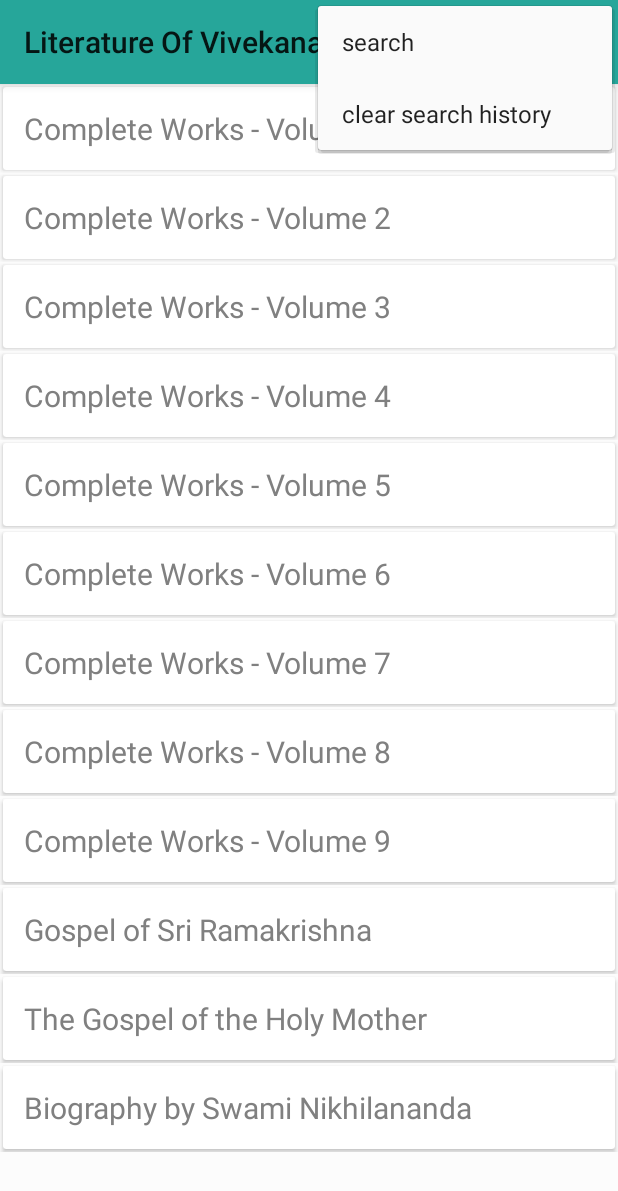
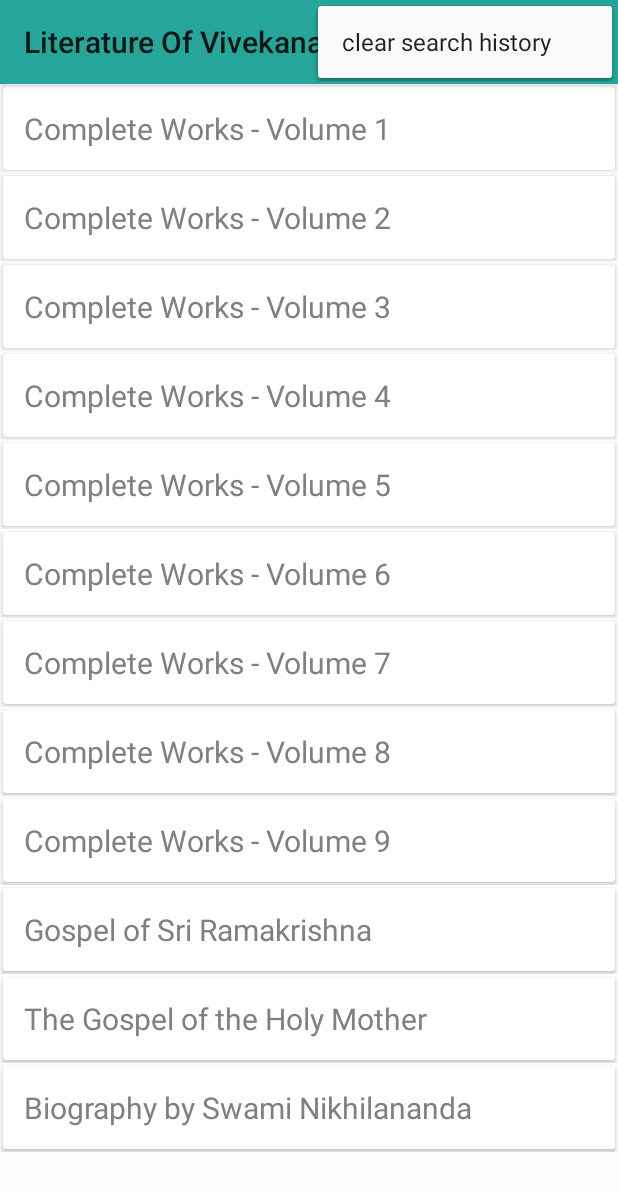
Before and after one commit to gauravshelangia/LiteratureOfvivekanand, an Android app: the EnglishActivity screen opened directly, with no data from a screen before it, with the options menu open, on a phone screen of 412 x 824 dp. Shown: the top 1191 px of the screen. Run offline under Robolectric (Android 15) with nearby library versions, the phone set to English and light mode, and no system bars.

Commit message:
finishing up

```diff
--- a/app/src/main/java/com/vivekanand/literature/literatureofvivekanand/BengaliActivity.java
+++ b/app/src/main/java/com/vivekanand/literature/literatureofvivekanand/BengaliActivity.java
@@ -201,9 +201,9 @@
         int id = item.getItemId();
 
         switch (id) {
-            case R.id.search:
-                // TODO open search view to search
-                break;
+//            case R.id.search:
+//                // TODO open search view to search
+//                break;
             case R.id.clear_search_history:
                 // TODO clear previous search history
                 break;
--- a/app/src/main/java/com/vivekanand/literature/literatureofvivekanand/BookWebView.java
+++ b/app/src/main/java/com/vivekanand/literature/literatureofvivekanand/BookWebView.java
@@ -168,9 +168,9 @@
         int id = item.getItemId();
 
         switch (id) {
-            case R.id.search:
-                // TODO open search view to search
-                break;
+//            case R.id.search:
+//                // TODO open search view to search
+//                break;
             case R.id.clear_search_history:
                 // TODO clear previous search history
                 break;
--- a/app/src/main/java/com/vivekanand/literature/literatureofvivekanand/EnglishActivity.java
+++ b/app/src/main/java/com/vivekanand/literature/literatureofvivekanand/EnglishActivity.java
@@ -14,6 +14,7 @@
 import android.view.MenuItem;
 import android.view.View;
 import android.widget.AdapterView;
+import android.widget.LinearLayout;
 import android.widget.ListView;
 import android.widget.ProgressBar;
 import android.widget.RelativeLayout;
@@ -22,6 +23,7 @@
 
 import com.vivekanand.literature.literatureofvivekanand.adapter.BookListAdapter;
 import com.vivekanand.literature.literatureofvivekanand.adapter.SearchAdapter;
+import com.vivekanand.literature.literatureofvivekanand.adapter.SearchHistoryAdapter;
 import com.vivekanand.literature.literatureofvivekanand.indexer.FileReader;
 import com.vivekanand.literature.literatureofvivekanand.indexer.IndexerCore;
 import com.vivekanand.literature.literatureofvivekanand.indexer.SearchItemModel;
@@ -61,6 +63,8 @@
     private RelativeLayout searchHintsContainer;
     private SearchManager searchManager;
     private SearchView searchView;
+    private RelativeLayout searchHistory;
+    private final ListView listView = null;
 
 
     @Override
@@ -89,7 +93,7 @@
     public boolean onCreateOptionsMenu(Menu menu) {
         // Inflate the menu; this adds items to the action bar if it is present.
         getMenuInflater().inflate(R.menu.menu_main, menu);
-        MenuItem myActionMenuItem = menu.findItem( R.id.action_search);
+        MenuItem myActionMenuItem = menu.findItem( R.id.action_search).setVisible(true);
         searchView = (SearchView) myActionMenuItem.getActionView();
         searchView.setOnQueryTextListener(new SearchView.OnQueryTextListener() {
             @Override
@@ -134,6 +138,17 @@
 
         searchAdapter = new SearchAdapter(this);
         hintListView.setAdapter(searchAdapter);
+        searchHistory = (RelativeLayout)findViewById(R.id.search_history_include);
+        searchHistory.setVisibility(View.VISIBLE);
+        final ListView listView = findViewById(R.id.search_history_list);
+
+        listView.setOnItemClickListener(new AdapterView.OnItemClickListener() {
+            @Override
+            public void onItemClick(AdapterView<?> adapterView, View view, int i, long l) {
+                searchView.setQuery((String)listView.getItemAtPosition(i), false);
+            }
+        });
+
 
 
     }
@@ -190,9 +205,10 @@
         int id = item.getItemId();
 
         switch (id) {
-            case R.id.search:
-                // TODO open search view to search
-                break;
+//            case R.id.search:
+//                //Toast.makeText(this, "adfhhfxd", Toast.LENGTH_SHORT).show();
+//                // TODO open search view to search
+//                break;
             case R.id.clear_search_history:
                 // TODO clear previous search history
                 break;
--- a/app/src/main/res/layout/activity_english.xml
+++ b/app/src/main/res/layout/activity_english.xml
@@ -27,4 +27,12 @@
         android:layout_height="match_parent"
         />
 
+    <include
+        android:id="@+id/search_history_include"
+        layout="@layout/search_history"
+        android:layout_below="@+id/appbar"
+        android:layout_width="match_parent"
+        android:layout_height="match_parent"
+        />
+
 </RelativeLayout>
--- /dev/null
+++ b/app/src/main/res/layout/search_history.xml
@@ -0,0 +1,12 @@
+<?xml version="1.0" encoding="utf-8"?>
+<RelativeLayout xmlns:android="http://schemas.android.com/apk/res/android"
+    android:layout_width="match_parent"
+    android:layout_height="match_parent"
+    android:orientation="vertical"
+    android:id="@+id/search_history">
+
+    <ListView
+        android:id="@+id/search_history_list"
+        android:layout_width="match_parent"
+        android:layout_height="wrap_content"></ListView>
+</RelativeLayout>
--- a/app/src/main/res/menu/menu_main.xml
+++ b/app/src/main/res/menu/menu_main.xml
@@ -10,12 +10,13 @@
         app:actionViewClass="android.support.v7.widget.SearchView"
         android:title="Search"/>
 
-    <item
-        android:id="@+id/search"
-        android:icon="@android:drawable/ic_menu_search"
-        android:orderInCategory="100"
-        android:title="@string/search"
-        app:showAsAction="never" />
+    <!--<item-->
+        <!--android:id="@+id/search"-->
+        <!--android:icon="@android:drawable/ic_menu_search"-->
+        <!--android:orderInCategory="100"-->
+        <!--android:title="@string/search"-->
+        <!--app:showAsAction="never"-->
+        <!--/>-->
 
     <item
         android:id="@+id/clear_search_history"
```
Also changed, not shown: app/src/main/java/com/vivekanand/literature/literatureofvivekanand/adapter/SearchHistoryAdapter.java (added, +72 -0 lines), app/src/main/java/com/vivekanand/literature/literatureofvivekanand/adapter/SearchSuggestionAdapter.java (deleted, +0 -57 lines), app/src/main/res/layout/search_history_item.xml (added, +9 -0 lines).
